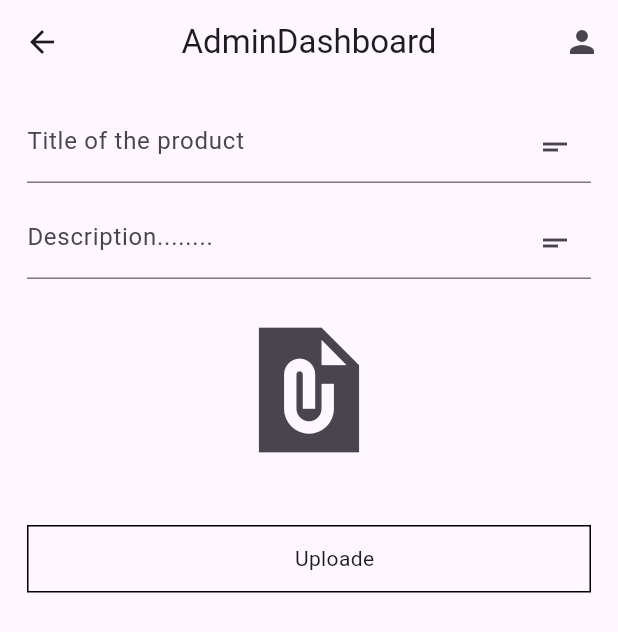
After one commit to sadiqawan/FYP_app, a Flutter app: the AdminDashboard screen opened directly, after a tap on the "file present" icon, on a phone screen of 412 x 824 dp. The commit adds this screen. Shown: the top 632 px of the screen. Run offline on Flutter 3.47's test engine with Material 3 defaults, Android fonts, the phone set to English and light mode, and no system bars; our stand-ins replace cloud_firestore, curved_navigation_bar, firebase_auth, firebase_core, flutter_spinkit, fluttertoast and 4 more; accounts and stored records are empty.

Commit message:
workinmg on  admin_dashboard

```diff
--- a/lib/custom_tabs/auth_tabs/sigin_tab.dart
+++ b/lib/custom_tabs/auth_tabs/sigin_tab.dart
@@ -76,6 +76,7 @@ class _SignInTabState extends State<SignInTab> {
                   height: 25,
                 ),
                 TextFormField(
+                  obscureText: obscureText,
                   decoration: InputDecoration(
                     hintText: 'Password',
                     prefixIcon: const Icon(Icons.lock),
@@ -119,7 +120,7 @@ class _SignInTabState extends State<SignInTab> {
                         if (userCre.user!.emailVerified) {
                           Navigator.of(context).pushReplacement(
                             MaterialPageRoute(
-                                builder: (context) => const HomeSpashScreen()),
+                                builder: (context) => const HomeSplashScreen()),
                           );
                         } else {
                           Navigator.of(context)
--- a/lib/custom_widget/login_custom_button.dart
+++ b/lib/custom_widget/login_custom_button.dart
@@ -22,7 +22,7 @@ class CustomButton extends StatelessWidget {
           mainAxisAlignment: MainAxisAlignment.center,
           children: [
             Icon(icon),
-            const SizedBox(width: 15,),
+            const SizedBox(width: 10,),
             Text(text, style: textStyle)
           ],
         ),
--- /dev/null
+++ b/lib/screens/admin_screen/admin_dashboard.dart
@@ -0,0 +1,115 @@
+import 'dart:io';
+
+import 'package:cloud_firestore/cloud_firestore.dart';
+import 'package:final_year_project/custom_widget/login_custom_button.dart';
+import 'package:flutter/material.dart';
+import 'package:image_picker/image_picker.dart';
+import 'package:gap/gap.dart';
+
+class AdminDashboard extends StatefulWidget {
+  const AdminDashboard({Key? key}) : super(key: key);
+
+  @override
+  State<AdminDashboard> createState() => _AdminDashboardState();
+}
+
+class _AdminDashboardState extends State<AdminDashboard> {
+  late TextEditingController _titleController;
+  late TextEditingController _descriptionController;
+
+  @override
+  void initState() {
+    _titleController = TextEditingController();
+    _descriptionController = TextEditingController();
+    super.initState();
+  }
+
+  @override
+  void dispose() {
+    _titleController.dispose();
+    _descriptionController.dispose();
+    super.dispose();
+  }
+
+  File? _imageFile;
+  DocumentSnapshot? userSnapshot;
+  bool showLocalImage = false;
+// image picker
+
+  Future<void> _pickImage(ImageSource source) async {
+    final pickedFile = await ImagePicker().pickImage(source: source);
+
+    setState(() {
+      if (pickedFile != null) {
+        _imageFile = File(pickedFile.path);
+        setState(() {
+          showLocalImage = true;
+        });
+      } else {
+        print('No image selected.');
+      }
+    });
+  }
+
+  @override
+  Widget build(BuildContext context) {
+    return Scaffold(
+      appBar:  AppBar(
+        actions: [
+
+          IconButton(
+              onPressed: () {}, icon: const Icon(Icons.person)),
+        ],
+        centerTitle: true,
+        title: const Text('AdminDashboard'),
+      ),
+
+      body: SingleChildScrollView(
+        child: Padding(
+          padding: const EdgeInsets.all(18.0),
+          child: Column(
+            children: [
+              TextField(
+                controller: _titleController,
+                decoration: const InputDecoration(
+                  hintText: 'Title of the product',
+                  suffixIcon: Icon(Icons.short_text_sharp),
+                ),
+              ),
+              const Gap(16),
+              TextField(
+                controller: _descriptionController,
+                decoration: const InputDecoration(
+                  hintText: 'Description........',
+                  suffixIcon: Icon(Icons.short_text_sharp),
+                ),
+              ),
+              const Gap(16),
+              IconButton(
+                onPressed: () {
+                  _pickImage(ImageSource.gallery);
+                },
+                icon: const Icon(Icons.file_present_sharp, size: 100,),
+              ),
+              const Gap(16),
+              _imageFile != null
+                  ? Image.file(
+                _imageFile!,
+                height: 400,
+                width: 350,
+                fit: BoxFit.cover,
+              )
+                  : Container(),
+              const Gap(16),
+              CustomButton(text: 'Uploade', onTap: (){
+
+
+              })
+
+            ],
+          ),
+        ),
+      ),
+    );
+  }
+}
--- a/lib/screens/auth_screen/verification_screen.dart
+++ b/lib/screens/auth_screen/verification_screen.dart
@@ -36,7 +36,7 @@ class _VerificationScreenState extends State<VerificationScreen> {
     if (FirebaseAuth.instance.currentUser!.emailVerified) {
       timer!.cancel();
       Navigator.of(context).pushReplacement(
-          MaterialPageRoute(builder: (context) => const HomeSpashScreen()));
+          MaterialPageRoute(builder: (context) => const HomeSplashScreen()));
     }
   }
 
--- a/lib/screens/home_screens/home_splash_screen.dart
+++ b/lib/screens/home_screens/home_splash_screen.dart
@@ -4,8 +4,8 @@ import 'package:final_year_project/screens/home_screens/home_screen.dart';
 import 'package:flutter/material.dart';
 import 'package:google_fonts/google_fonts.dart';
 
-class HomeSpashScreen extends StatelessWidget {
-  const HomeSpashScreen({super.key});
+class HomeSplashScreen extends StatelessWidget {
+  const HomeSplashScreen({super.key});
 
   @override
   Widget build(BuildContext context) {
@@ -48,7 +48,7 @@ class HomeSpashScreen extends StatelessWidget {
                 onTap: () {
                   // Navigator.of(context).pushReplacement(MaterialPageRoute(builder: (context) => const NewArrivalScreen1()));
                   Navigator.of(context).push(MaterialPageRoute(builder: (context) {
-                    return CustomerHomeScreen();
+                    return CustomerDashboard();
                   }));
                 },
                 backgroundColor: Colors.black,
```
Also changed, not shown: lib/main.dart (+25 -4 lines), lib/screens/admin_screen/admin_screen.dart (deleted, +0 -56 lines), lib/screens/home_screens/customer_home_screen.dart (+4 -4 lines).
